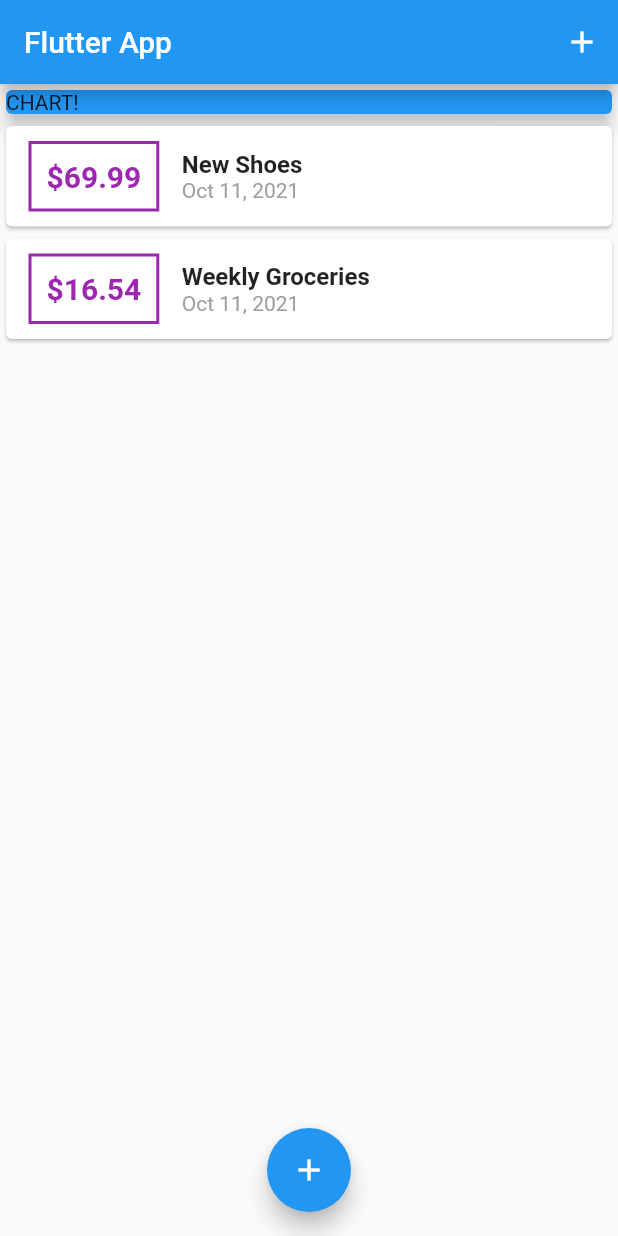
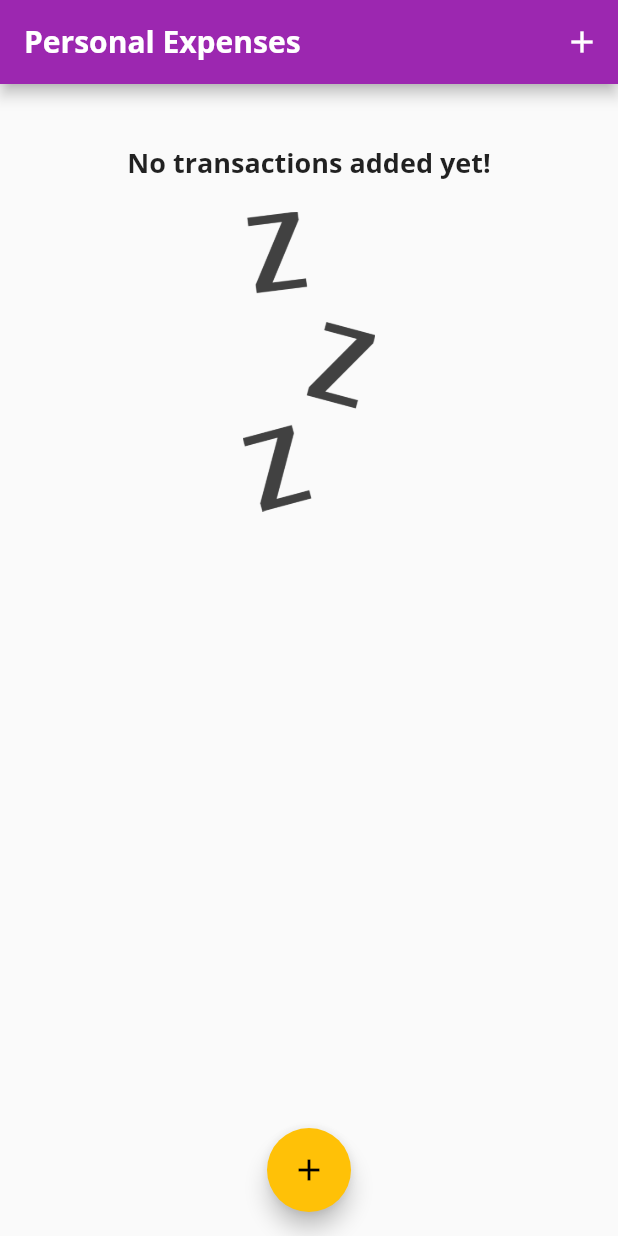
Before and after one commit to rikuji/personal_expenses_app, a Flutter app: the screen it shows after launch, on a phone screen of 412 x 824 dp. Run offline on Flutter 3.47's test engine with Material 2 defaults, Android fonts, the phone set to English and light mode, and no system bars.

Commit message:
Aula 102

```diff
--- a/lib/main.dart
+++ b/lib/main.dart
@@ -1,7 +1,10 @@
+import 'package:flutter/cupertino.dart';
 import 'package:flutter/material.dart';
 
 import './widgets/transaction_list.dart';
 import './widgets/new_transaction.dart';
+import './widgets/chart.dart';
+
 import './models/transaction.dart';
 
 void main() => runApp(MyApp());
@@ -10,7 +13,28 @@ class MyApp extends StatelessWidget {
   @override
   Widget build(BuildContext context) {
     return MaterialApp(
-      title: 'Flutter App',
+      title: 'Personal Expenses',
+      theme: ThemeData(
+        primarySwatch: Colors.purple,
+        accentColor: Colors.amber,
+        fontFamily: 'Quicksand',
+        textTheme: ThemeData.light().textTheme.copyWith(
+              headline6: TextStyle(
+                fontFamily: 'OpenSans',
+                fontSize: 18,
+                fontWeight: FontWeight.bold,
+              ),
+            ),
+        appBarTheme: AppBarTheme(
+          textTheme: ThemeData.light().textTheme.copyWith(
+                headline6: TextStyle(
+                  fontFamily: 'OpenSans',
+                  fontSize: 20,
+                  fontWeight: FontWeight.bold,
+                ),
+              ),
+        ),
+      ),
       home: MyHomePage(),
     );
   }
@@ -23,19 +47,27 @@ class MyHomePage extends StatefulWidget {
 
 class _MyHomePageState extends State<MyHomePage> {
   final List<Transaction> _userTransactions = [
-    Transaction(
-      id: 't1',
-      title: 'New Shoes',
-      amount: 69.99,
-      date: DateTime.now(),
-    ),
-    Transaction(
-      id: 't2',
-      title: 'Weekly Groceries',
-      amount: 16.54,
-      date: DateTime.now(),
-    ),
+    // Transaction(
+    //   id: 't1',
+    //   title: 'New Shoes',
+    //   amount: 69.99,
+    //   date: DateTime.now(),
+    // ),
+    // Transaction(
+    //   id: 't2',
+    //   title: 'Weekly Groceries',
+    //   amount: 16.54,
+    //   date: DateTime.now(),
+    // ),
   ];
+
+  List<Transaction> get _recentTransactions {
+    return _userTransactions.where((tx) {
+      return tx.date.isAfter(DateTime.now().subtract(
+        Duration(days: 7),
+      ));
+    }).toList();
+  }
 
   void _addNewTransaction(String title, double amount) {
     final newTx = Transaction(
@@ -67,7 +99,7 @@ class _MyHomePageState extends State<MyHomePage> {
   Widget build(BuildContext context) {
     return Scaffold(
       appBar: AppBar(
-        title: Text('Flutter App'),
+        title: Text('Personal Expenses'),
         actions: [
           IconButton(
               icon: Icon(Icons.add),
@@ -79,14 +111,7 @@ class _MyHomePageState extends State<MyHomePage> {
           mainAxisAlignment: MainAxisAlignment.start,
           crossAxisAlignment: CrossAxisAlignment.stretch,
           children: [
-            Container(
-              width: double.infinity,
-              child: Card(
-                color: Colors.blue,
-                child: Text('CHART!'),
-                elevation: 5,
-              ),
-            ),
+            Chart(_recentTransactions),
             TransactionList(_userTransactions),
           ],
         ),
--- /dev/null
+++ b/lib/widgets/chart.dart
@@ -0,0 +1,41 @@
+import 'package:flutter/material.dart';
+import 'package:intl/intl.dart';
+
+import '../models/transaction.dart';
+
+class Chart extends StatelessWidget {
+  final List<Transaction> recentTransactions;
+
+  Chart(this.recentTransactions);
+
+  List<Map<String, Object>> get groupedTransactionsValues {
+    return List.generate(7, (index) {
+      final weekDay = DateTime.now().subtract(
+        Duration(days: index),
+      );
+
+      double totalSum = 0.0;
+
+      for (var i = 0; i < recentTransactions.length; i++) {
+        if (recentTransactions[i].date.day == weekDay.day &&
+            recentTransactions[i].date.month == weekDay.month &&
+            recentTransactions[i].date.year == weekDay.year) {
+          totalSum += recentTransactions[i].amount;
+        }
+      }
+
+      return {'day': DateFormat.E().format(weekDay), 'amount': totalSum};
+    });
+  }
+
+  @override
+  Widget build(BuildContext context) {
+    return Card(
+      elevation: 6,
+      margin: EdgeInsets.all(20),
+      child: Row(
+        children: [],
+      ),
+    );
+  }
+}
--- a/lib/widgets/transaction_list.dart
+++ b/lib/widgets/transaction_list.dart
@@ -12,7 +12,26 @@ class TransactionList extends StatelessWidget {
   Widget build(BuildContext context) {
     return Container(
       height: 300,
-      child: ListView.builder(
+      child: transactions.isEmpty
+          ? Column(
+              children: [
+                Text(
+                  'No transactions added yet!',
+                  style: Theme.of(context).textTheme.headline6,
+                ),
+                SizedBox(
+                  height: 20,
+                ),
+                Container(
+                  height: 200,
+                  child: Image.asset(
+                    'assets/images/waiting.png',
+                    fit: BoxFit.cover,
+                  ),
+                )
+              ],
+            )
+          : ListView.builder(
               itemBuilder: (context, index) {
                 return Card(
                   child: Row(
@@ -24,7 +43,7 @@ class TransactionList extends StatelessWidget {
                         ),
                         decoration: BoxDecoration(
                           border: Border.all(
-                      color: Colors.purple,
+                            color: Theme.of(context).primaryColor,
                             width: 2,
                           ),
                         ),
@@ -34,21 +53,18 @@ class TransactionList extends StatelessWidget {
                           style: TextStyle(
                             fontWeight: FontWeight.bold,
                             fontSize: 20,
-                      color: Colors.purple,
+                            color: Theme.of(context).primaryColor,
                           ),
                         ),
                       ),
                       Column(
                         crossAxisAlignment: CrossAxisAlignment.start,
                         children: [
+                          Text(transactions[index].title,
+                              style: Theme.of(context).textTheme.headline6),
                           Text(
-                      transactions[index].title,
-                      style: TextStyle(
-                        fontSize: 16,
-                        fontWeight: FontWeight.bold,
-                      ),
-                    ),
-                    Text(DateFormat.yMMMd().format(transactions[index].date),
+                              DateFormat.yMMMd()
+                                  .format(transactions[index].date),
                               style: TextStyle(
                                 color: Colors.grey,
                               )),
```
Also changed, not shown: pubspec.yaml (+13 -8 lines), assets/fonts/OpenSans-Bold.ttf (added), assets/fonts/OpenSans-Regular.ttf (added), assets/fonts/Quicksand-Bold.ttf (added), assets/fonts/Quicksand-Light.ttf (added), assets/fonts/Quicksand-Medium.ttf (added), assets/fonts/Quicksand-Regular.ttf (added), assets/images/waiting.png (added). Lines whose indentation alone changed are shown as unchanged.
